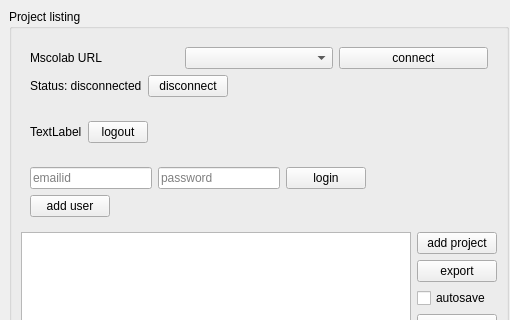
Qt form mslib/msui/ui/ui_mscolab_window.ui (Open-MSS/MSS) before a commit; both pictures show x 0 to 510 and y 0 to 320 of the 510 by 510 pixel window.
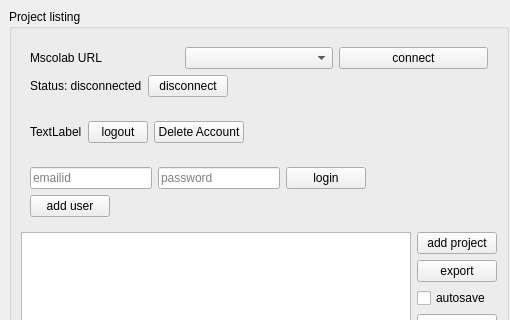
The same form after that commit.

Commit message: fixes issue #553, add user account delete functionality

Diff of the .ui file:
```diff
--- a/mslib/msui/ui/ui_mscolab_window.ui
+++ b/mslib/msui/ui/ui_mscolab_window.ui
@@ -138,6 +138,13 @@
             </property>
            </widget>
           </item>
+          <item>
+           <widget class="QPushButton" name="deleteAccountButton">
+            <property name="text">
+             <string>Delete Account</string>
+            </property>
+           </widget>
+          </item>
           <item>
            <spacer name="horizontalSpacer">
             <property name="orientation">
```
The commit also changes 5 other files.
